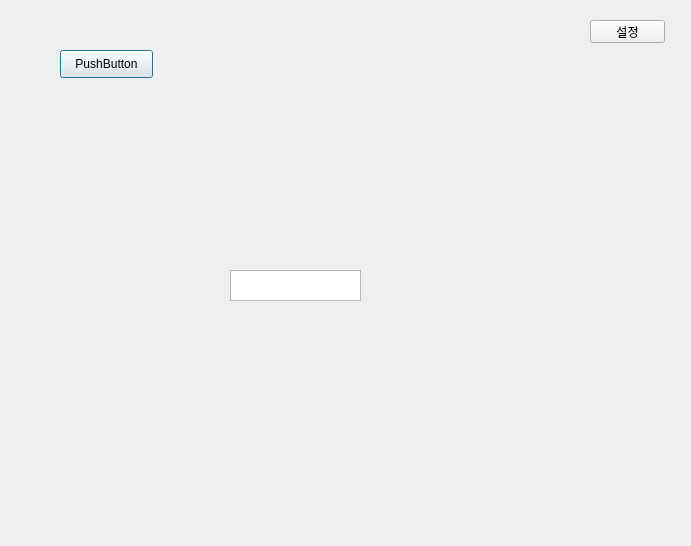
Above: test.ui from Kimjongsoo/DataChart before the change. Below: the same form after it.
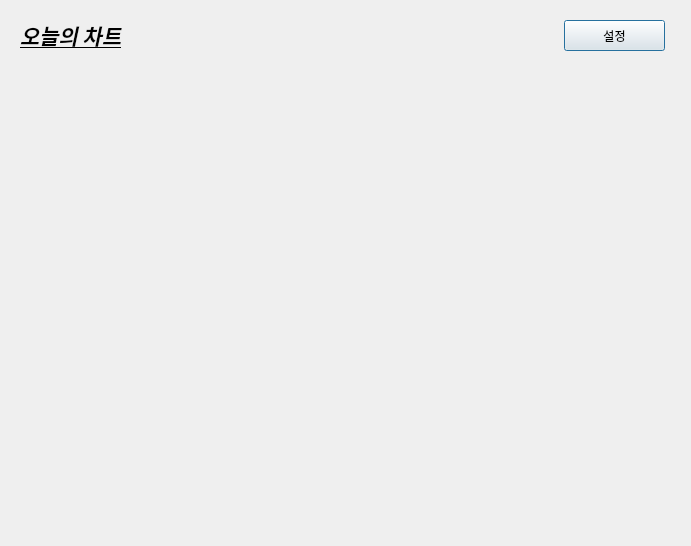
That is the form after the change.

```diff
--- a/test.ui
+++ b/test.ui
@@ -13,19 +13,6 @@
   <property name="windowTitle">
    <string>Dialog</string>
   </property>
-  <widget class="QPushButton" name="pushButton">
-   <property name="geometry">
-    <rect>
-     <x>60</x>
-     <y>50</y>
-     <width>93</width>
-     <height>28</height>
-    </rect>
-   </property>
-   <property name="text">
-    <string>PushButton</string>
-   </property>
-  </widget>
   <widget class="QWidget" name="widgetForChart" native="true">
    <property name="geometry">
     <rect>
@@ -46,29 +33,45 @@
     </rect>
    </property>
   </widget>
-  <widget class="QListWidget" name="listWidget">
-   <property name="geometry">
-    <rect>
-     <x>230</x>
-     <y>270</y>
-     <width>131</width>
-     <height>31</height>
-    </rect>
-   </property>
-  </widget>
   <widget class="QPushButton" name="pushButton_2">
    <property name="geometry">
     <rect>
-     <x>590</x>
+     <x>564</x>
      <y>20</y>
-     <width>75</width>
-     <height>23</height>
+     <width>101</width>
+     <height>31</height>
     </rect>
    </property>
    <property name="text">
     <string>설정</string>
    </property>
   </widget>
+  <widget class="QLabel" name="label">
+   <property name="geometry">
+    <rect>
+     <x>20</x>
+     <y>10</y>
+     <width>201</width>
+     <height>51</height>
+    </rect>
+   </property>
+   <property name="font">
+    <font>
+     <family>Segoe UI Semilight</family>
+     <pointsize>9</pointsize>
+     <weight>50</weight>
+     <italic>true</italic>
+     <bold>false</bold>
+     <underline>true</underline>
+    </font>
+   </property>
+   <property name="styleSheet">
+    <string notr="true">font: italic 9pt &quot;Segoe UI Semilight&quot;;</string>
+   </property>
+   <property name="text">
+    <string>&lt;html&gt;&lt;head/&gt;&lt;body&gt;&lt;p&gt;&lt;span style=&quot; font-size:16pt; font-weight:600;&quot;&gt;오늘의 차트&lt;/span&gt;&lt;/p&gt;&lt;/body&gt;&lt;/html&gt;</string>
+   </property>
+  </widget>
  </widget>
  <resources/>
  <connections/>
```
